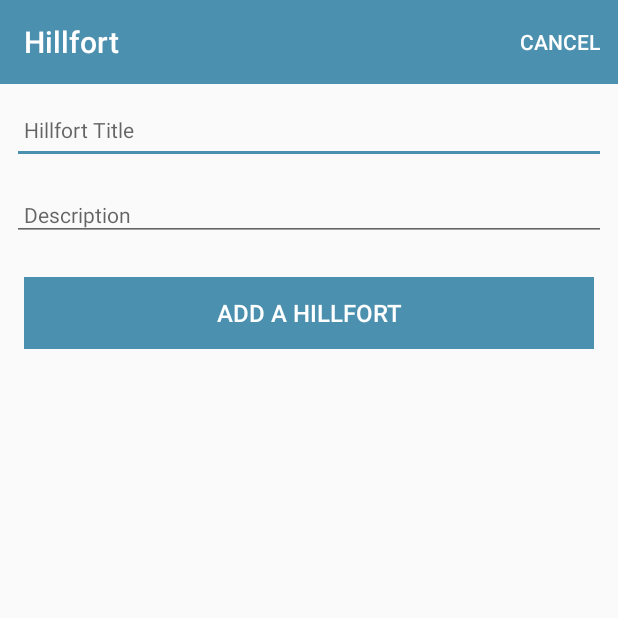
After one commit to jmccannbarrow/Hillfort, an Android app: the HillfortActivity screen opened directly, with no data from a screen before it, on a phone screen of 412 x 824 dp, the top half of it. The commit adds this screen. Run offline under Robolectric (Android 15) with nearby library versions, the phone set to English and light mode, and no system bars; 1 statement that could not run was skipped.

Commit message:
second commit baseline features

```diff
--- /dev/null
+++ b/app/src/main/java/org/wit/hillfort/activities/HillfortActivity.kt
@@ -0,0 +1,71 @@
+package org.wit.hillfort.activities
+
+import androidx.appcompat.app.AppCompatActivity
+import android.os.Bundle
+import android.view.Menu
+import android.view.MenuItem
+import kotlinx.android.synthetic.main.activity_hillfort.*
+import org.jetbrains.anko.AnkoLogger
+import org.jetbrains.anko.info
+import org.jetbrains.anko.toast
+import org.wit.hillfort.R
+import org.wit.hillfort.main.MainApp
+import org.wit.hillfort.models.HillfortModel
+
+
+class HillfortActivity : AppCompatActivity(), AnkoLogger {
+
+  var hillfort = HillfortModel()
+  lateinit var app: MainApp
+
+  override fun onCreate(savedInstanceState: Bundle?) {
+    super.onCreate(savedInstanceState)
+    setContentView(R.layout.activity_hillfort)
+    toolbarAdd.title = title
+    setSupportActionBar(toolbarAdd)
+    info("Hillfort Activity started..")
+
+    app = application as MainApp
+
+    var edit = false
+
+    if (intent.hasExtra("hillfort_edit")) {
+      edit = true
+      hillfort = intent.extras?.getParcelable<HillfortModel>("hillfort_edit")!!
+      hillfortTitle.setText(hillfort.title)
+      description.setText(hillfort.description)
+      btnAdd.setText(R.string.save_hillfort)
+    }
+
+    btnAdd.setOnClickListener() {
+      hillfort.title = hillfortTitle.text.toString()
+      hillfort.description = description.text.toString()
+      if (hillfort.title.isEmpty()) {
+        toast(R.string.enter_hillfort_title)
+      } else {
+        if (edit) {
+          app.hillforts.update(hillfort.copy())
+        } else {
+          app.hillforts.create(hillfort.copy())
+        }
+      }
+      info("add Button Pressed: $hillfortTitle")
+      setResult(AppCompatActivity.RESULT_OK)
+      finish()
+    }
+  }
+
+  override fun onCreateOptionsMenu(menu: Menu?): Boolean {
+    menuInflater.inflate(R.menu.menu_hillfort, menu)
+    return super.onCreateOptionsMenu(menu)
+  }
+
+  override fun onOptionsItemSelected(item: MenuItem): Boolean {
+    when (item?.itemId) {
+      R.id.item_cancel -> {
+        finish()
+      }
+    }
+    return super.onOptionsItemSelected(item)
+  }
+}
--- /dev/null
+++ b/app/src/main/java/org/wit/hillfort/models/HillfortModel.kt
@@ -0,0 +1,9 @@
+package org.wit.hillfort.models
+
+import android.os.Parcelable
+import kotlinx.android.parcel.Parcelize
+
+@Parcelize
+data class HillfortModel(var id: Long = 0,
+                          var title: String = "",
+                          var description: String = "") : Parcelable
--- /dev/null
+++ b/app/src/main/res/layout/activity_hillfort.xml
@@ -0,0 +1,86 @@
+<?xml version="1.0" encoding="utf-8"?>
+<androidx.constraintlayout.widget.ConstraintLayout
+    xmlns:android="http://schemas.android.com/apk/res/android"
+    xmlns:app="http://schemas.android.com/apk/res-auto"
+    xmlns:tools="http://schemas.android.com/tools"
+    android:layout_width="match_parent"
+    android:layout_height="match_parent"
+    tools:context="org.wit.hillfort.activities.HillfortActivity">
+
+    <RelativeLayout
+        android:layout_width="match_parent"
+        android:layout_height="wrap_content"
+        app:layout_constraintBottom_toBottomOf="parent"
+        app:layout_constraintTop_toTopOf="parent">
+
+        <com.google.android.material.appbar.AppBarLayout
+            android:id="@+id/appBarLayout"
+            android:layout_width="match_parent"
+            android:layout_height="wrap_content"
+            android:background="@color/colorAccent"
+            android:fitsSystemWindows="true"
+            app:elevation="0dip"
+            app:theme="@style/ThemeOverlay.AppCompat.Dark.ActionBar">
+
+            <androidx.appcompat.widget.Toolbar
+                android:id="@+id/toolbarAdd"
+                android:layout_width="match_parent"
+                android:layout_height="wrap_content"
+                app:titleTextColor="@color/colorPrimary" />
+        </com.google.android.material.appbar.AppBarLayout>
+
+        <ScrollView
+            android:layout_width="match_parent"
+            android:layout_height="match_parent"
+            android:layout_below="@id/appBarLayout"
+            android:fillViewport="true">
+
+            <LinearLayout
+                android:layout_width="match_parent"
+                android:layout_height="wrap_content"
+                android:orientation="vertical">
+
+                <EditText
+                    android:id="@+id/hillfortTitle"
+                    android:layout_width="match_parent"
+                    android:layout_height="45dp"
+                    android:layout_margin="8dp"
+                    android:autofillHints=""
+                    android:hint="@string/hint_hillfortTitle"
+                    android:inputType="text"
+                    android:maxLength="25"
+                    android:maxLines="1"
+                    android:padding="8dp"
+                    android:textColor="@color/colorPrimaryDark"
+                    android:textSize="14sp" />
+
+                <EditText
+                    android:id="@+id/description"
+                    android:layout_width="match_parent"
+                    android:layout_height="wrap_content"
+                    android:layout_margin="8dp"
+                    android:hint="@string/hint_hillfortDescription"
+                    android:inputType="text"
+                    android:maxLength="25"
+                    android:maxLines="1"
+                    android:padding="8dp"
+                    android:textColor="@color/colorPrimaryDark"
+                    android:textSize="14sp" />
+
+                <Button
+                    android:id="@+id/btnAdd"
+                    android:layout_width="match_parent"
+                    android:layout_height="wrap_content"
+                    android:layout_margin="16dp"
+                    android:background="@color/colorAccent"
+                    android:paddingTop="8dp"
+                    android:paddingBottom="8dp"
+                    android:stateListAnimator="@null"
+                    android:text="@string/button_addHillfort"
+                    android:textColor="@color/colorPrimary"
+                    android:textSize="16sp" />
+            </LinearLayout>
+        </ScrollView>
+
+    </RelativeLayout>
+</androidx.constraintlayout.widget.ConstraintLayout>
--- /dev/null
+++ b/app/src/main/res/menu/menu_hillfort.xml
@@ -0,0 +1,9 @@
+<?xml version="1.0" encoding="utf-8"?>
+<menu xmlns:android="http://schemas.android.com/apk/res/android"
+    xmlns:app="http://schemas.android.com/apk/res-auto">
+
+    <item
+        android:id="@+id/item_cancel"
+        android:title="@string/menu_cancelHillfort"
+        app:showAsAction="always"/>
+</menu>
--- a/app/src/main/res/values/colors.xml
+++ b/app/src/main/res/values/colors.xml
@@ -1,6 +1,6 @@
 <?xml version="1.0" encoding="utf-8"?>
 <resources>
-    <color name="colorPrimary">#6200EE</color>
-    <color name="colorPrimaryDark">#3700B3</color>
-    <color name="colorAccent">#03DAC5</color>
+    <color name="colorPrimary">#FFFFFF</color>
+    <color name="colorPrimaryDark">#000000</color>
+    <color name="colorAccent">#4c90af</color>
 </resources>
--- a/app/src/main/res/values/strings.xml
+++ b/app/src/main/res/values/strings.xml
@@ -1,3 +1,10 @@
 <resources>
     <string name="app_name">Hillfort</string>
+    <string name="hint_hillfortTitle">Hillfort Title</string>
+    <string name="hint_hillfortDescription">Description </string>
+    <string name="button_addHillfort">Add a Hillfort</string>
+    <string name="menu_addHillfort">Add</string>
+    <string name="menu_cancelHillfort">Cancel</string>
+    <string name="enter_hillfort_title"> Please enter a Hillfort Title </string>
+    <string name="save_hillfort"> Save Hillfort </string>
 </resources>
--- a/app/src/main/res/values/styles.xml
+++ b/app/src/main/res/values/styles.xml
@@ -1,6 +1,6 @@
 <resources>
     <!-- Base application theme. -->
-    <style name="AppTheme" parent="Theme.AppCompat.Light.DarkActionBar">
+    <style name="AppTheme" parent="Theme.AppCompat.Light.NoActionBar">
         <!-- Customize your theme here. -->
         <item name="colorPrimary">@color/colorPrimary</item>
         <item name="colorPrimaryDark">@color/colorPrimaryDark</item>
```
Also changed, not shown: app/build.gradle (+5 -4 lines), app/src/main/AndroidManifest.xml (+6 -4 lines), app/src/main/java/org/wit/hillfort/MainActivity.kt (deleted, +0 -11 lines), app/src/main/java/org/wit/hillfort/activities/HillfortAdapter.kt (added, +45 -0 lines), app/src/main/java/org/wit/hillfort/activities/HillfortListActivity.kt (added, +45 -0 lines), app/src/main/java/org/wit/hillfort/main/MainApp.kt (added, +17 -0 lines), app/src/main/java/org/wit/hillfort/models/HillfortMemStore.kt (added, +38 -0 lines), app/src/main/java/org/wit/hillfort/models/HillfortStore.kt (added, +7 -0 lines), app/src/main/res/layout/activity_hillfortlist.xml (added, +31 -0 lines), app/src/main/res/layout/activity_main.xml (deleted, +0 -18 lines), app/src/main/res/layout/card_hillfort.xml (added, +28 -0 lines), app/src/main/res/menu/menu_main.xml (added, +10 -0 lines).
